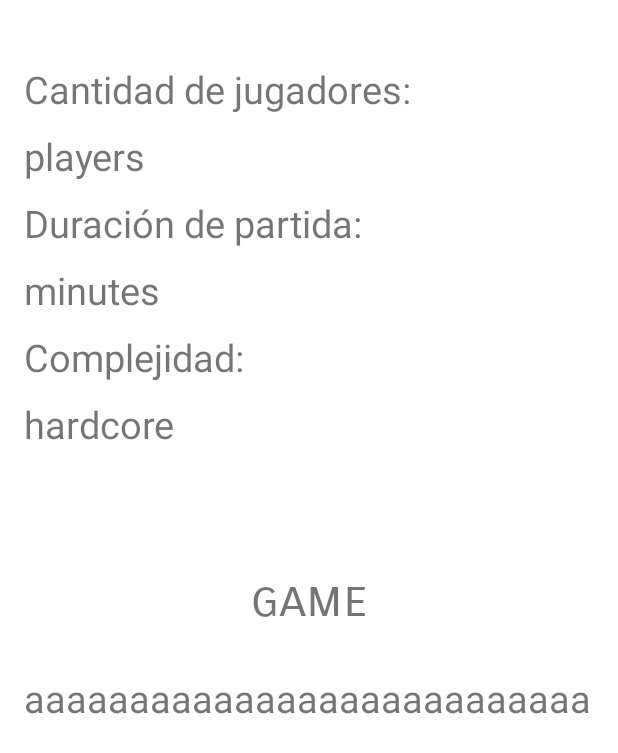
After one commit to Alex-tremo5/idk, an Android app: the layout activity_game_detail.xml on its own in the app's theme, with its tools: preview values and no code run, on a phone screen of 412 x 824 dp. The commit adds this screen. Shown: the top 753 px of the screen. Run offline under Robolectric (Android 15) with nearby library versions, the light colour scheme and no system bars.

Commit message:
Add game detail view

```diff
--- a/app/src/main/AndroidManifest.xml
+++ b/app/src/main/AndroidManifest.xml
@@ -11,7 +11,8 @@
         android:roundIcon="@mipmap/ic_launcheri_round"
         android:supportsRtl="true"
         android:theme="@style/Theme.Idk">
-        <activity android:name=".service.ServiceActivity"/>
+        <activity android:name="com.example.idk.service.gameDetail.GameDetailActivity"></activity>
+        <activity android:name=".service.ServiceActivity" />
         <activity android:name=".start.MainActivity" />
         <activity android:name=".machine.PrizesActivity" />
         <activity android:name=".machine.GameActivity" />
--- /dev/null
+++ b/app/src/main/java/com/example/idk/service/gameDetail/GameDetailActivity.kt
@@ -0,0 +1,5 @@
+package com.example.idk.service.gameDetail
+
+import androidx.appcompat.app.AppCompatActivity
+
+class GameDetailActivity : AppCompatActivity() {}
--- /dev/null
+++ b/app/src/main/res/layout/activity_game_detail.xml
@@ -0,0 +1,110 @@
+<?xml version="1.0" encoding="utf-8"?>
+<androidx.constraintlayout.widget.ConstraintLayout xmlns:android="http://schemas.android.com/apk/res/android"
+    xmlns:app="http://schemas.android.com/apk/res-auto"
+    xmlns:tools="http://schemas.android.com/tools"
+    android:layout_width="match_parent"
+    android:layout_height="match_parent"
+    tools:context=".service.gameDetail.GameDetailActivity">
+
+    <TextView
+        android:id="@+id/tvNumber"
+        android:layout_width="wrap_content"
+        android:layout_height="wrap_content"
+        android:layout_marginStart="16dp"
+        android:layout_marginLeft="16dp"
+        android:text="@string/cantidad"
+        android:textSize="25sp"
+        app:layout_constraintBottom_toBottomOf="parent"
+        app:layout_constraintStart_toStartOf="parent"
+        app:layout_constraintTop_toTopOf="parent"
+        app:layout_constraintVertical_bias="0.053" />
+
+    <TextView
+        android:id="@+id/tvPlayers"
+        android:layout_width="wrap_content"
+        android:layout_height="wrap_content"
+        android:layout_marginStart="16dp"
+        android:layout_marginLeft="16dp"
+        android:layout_marginTop="10dp"
+        android:textSize="25sp"
+        app:layout_constraintStart_toStartOf="parent"
+        app:layout_constraintTop_toBottomOf="@+id/tvNumber"
+        tools:text="players" />
+
+    <TextView
+        android:id="@+id/tvDuration"
+        android:layout_width="wrap_content"
+        android:layout_height="wrap_content"
+        android:layout_marginStart="16dp"
+        android:layout_marginLeft="16dp"
+        android:layout_marginTop="10dp"
+        android:text="@string/duracion"
+        android:textSize="25sp"
+        app:layout_constraintStart_toStartOf="parent"
+        app:layout_constraintTop_toBottomOf="@+id/tvPlayers" />
+
+    <TextView
+        android:id="@+id/tvTime"
+        android:layout_width="wrap_content"
+        android:layout_height="wrap_content"
+        tools:text="minutes"
+        android:textSize="25sp"
+        android:layout_marginStart="16dp"
+        android:layout_marginLeft="16dp"
+        android:layout_marginTop="10dp"
+        app:layout_constraintStart_toStartOf="parent"
+        app:layout_constraintTop_toBottomOf="@+id/tvDuration"/>
+
+    <TextView
+        android:id="@+id/tvComplexity"
+        android:layout_width="wrap_content"
+        android:layout_height="wrap_content"
+        android:text="@string/complexity"
+        android:textSize="25sp"
+        tools:layout_editor_absoluteX="-12dp"
+        tools:layout_editor_absoluteY="236dp"
+        android:layout_marginStart="16dp"
+        android:layout_marginLeft="16dp"
+        android:layout_marginTop="10dp"
+        app:layout_constraintStart_toStartOf="parent"
+        app:layout_constraintTop_toBottomOf="@+id/tvTime"/>
+
+    <TextView
+        android:id="@+id/tvHardcore"
+        android:layout_width="wrap_content"
+        android:layout_height="wrap_content"
+        tools:text="hardcore"
+        android:textSize="25sp"
+        android:layout_marginStart="16dp"
+        android:layout_marginLeft="16dp"
+        android:layout_marginTop="10dp"
+        app:layout_constraintStart_toStartOf="parent"
+        app:layout_constraintTop_toBottomOf="@+id/tvComplexity"/>
+
+    <TextView
+        android:id="@+id/tvTitle"
+        android:layout_width="wrap_content"
+        android:layout_height="wrap_content"
+        android:textSize="34sp"
+        app:layout_constraintBottom_toBottomOf="parent"
+        app:layout_constraintEnd_toEndOf="parent"
+        app:layout_constraintStart_toStartOf="parent"
+        app:layout_constraintTop_toTopOf="parent"
+        android:fontFamily="sans-serif-smallcaps"
+        app:layout_constraintVertical_bias="0.484"
+        tools:text="game" />
+
+    <TextView
+        android:id="@+id/tvDescription"
+        android:layout_width="380dp"
+        android:layout_height="191dp"
+        android:layout_marginTop="28dp"
+        android:textSize="25sp"
+        app:layout_constraintEnd_toEndOf="parent"
+        app:layout_constraintHorizontal_bias="0.495"
+        app:layout_constraintStart_toStartOf="parent"
+        app:layout_constraintTop_toBottomOf="@+id/tvTitle"
+        tools:text="aaaaaaaaaaaaaaaaaaaaaaaaaaa" />
+
+
+</androidx.constraintlayout.widget.ConstraintLayout>
--- a/app/src/main/res/values/strings.xml
+++ b/app/src/main/res/values/strings.xml
@@ -37,5 +37,8 @@
     <string name="find">Find anything</string>
     <string name="call">Call Service</string>
     <string name="You">You\'re not connected to internet</string>
+    <string name="cantidad">Cantidad de jugadores:</string>
+    <string name="duracion">Duración de partida:</string>
+    <string name="complexity">Complejidad:</string>
 
 </resources>
```
